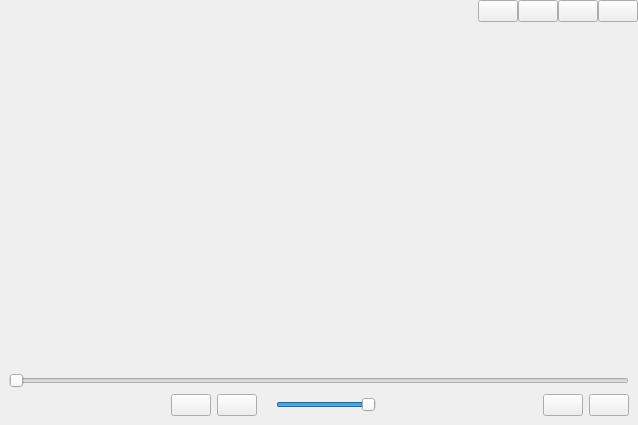
Before: the Qt Designer form src/player.ui in coslyk/moonplayer, drawn with Qt 5.
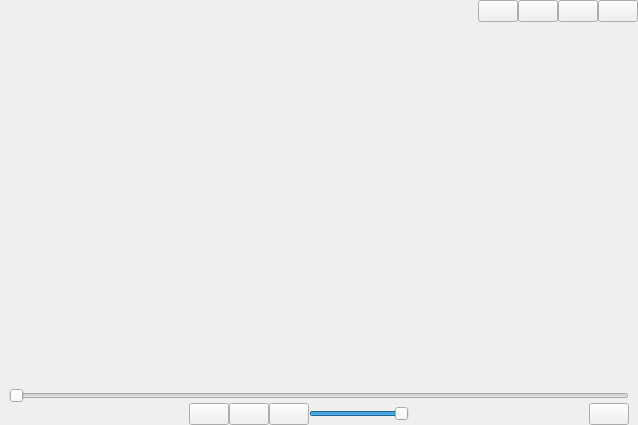
After: the same form once the commit is applied.

Diff of the .ui file:
```diff
--- a/src/player.ui
+++ b/src/player.ui
@@ -83,6 +83,15 @@
    <item>
     <widget class="QWidget" name="toolBar" native="true">
      <layout class="QVBoxLayout" name="toolBarLayout">
+      <property name="spacing">
+       <number>0</number>
+      </property>
+      <property name="topMargin">
+       <number>4</number>
+      </property>
+      <property name="bottomMargin">
+       <number>0</number>
+      </property>
       <item>
        <widget class="QSlider" name="progressBar">
         <property name="orientation">
@@ -112,7 +121,7 @@
          <widget class="QPushButton" name="playButton"/>
         </item>
         <item>
-         <widget class="QLabel" name="volumePic"/>
+         <widget class="QPushButton" name="pauseButton"/>
         </item>
         <item>
          <widget class="QSlider" name="volumeSlider">
@@ -153,13 +162,6 @@
           </property>
          </widget>
         </item>
-        <item>
-         <widget class="QPushButton" name="hideButton">
-          <property name="toolTip">
-           <string>Show/hide playlist</string>
-          </property>
-         </widget>
-        </item>
        </layout>
       </item>
      </layout>
```
Left out of the diff: 22 changed lines with no effect on the pictures.
